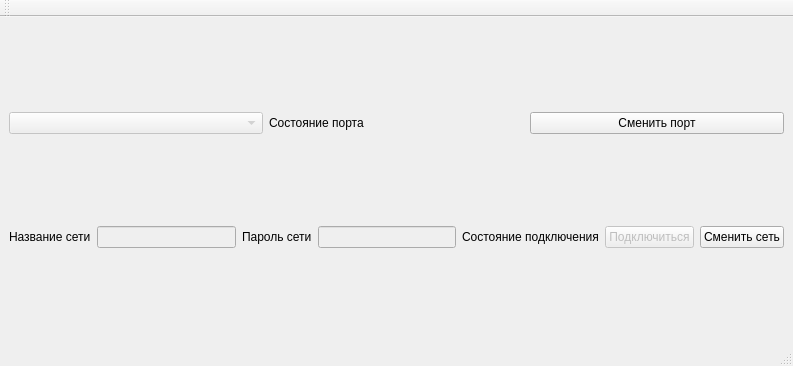
First picture: the form in Desktop/Desktop/mainwindow.ui, repository Lichuhah/ShantiTirttula, before the edit.
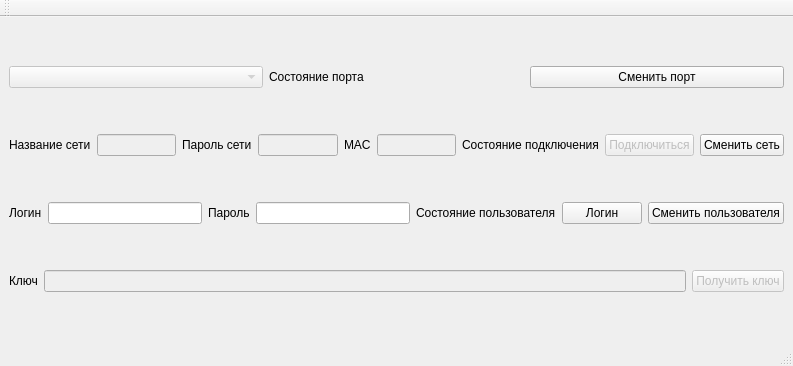
Second picture: the form after the edit.

```diff
--- a/Desktop/Desktop/mainwindow.ui
+++ b/Desktop/Desktop/mainwindow.ui
@@ -70,6 +70,20 @@
         </property>
        </widget>
       </item>
+      <item>
+       <widget class="QLabel" name="LblMac">
+        <property name="text">
+         <string>MAC</string>
+        </property>
+       </widget>
+      </item>
+      <item>
+       <widget class="QLineEdit" name="TxtMac">
+        <property name="enabled">
+         <bool>false</bool>
+        </property>
+       </widget>
+      </item>
       <item>
        <widget class="QLabel" name="LblWifiStatus">
         <property name="text">
@@ -97,10 +111,81 @@
      </layout>
     </item>
     <item>
-     <layout class="QHBoxLayout" name="horizontalLayout_3"/>
+     <layout class="QHBoxLayout" name="horizontalLayout_3">
+      <item>
+       <widget class="QLabel" name="LblUserLogin">
+        <property name="text">
+         <string>Логин</string>
+        </property>
+       </widget>
+      </item>
+      <item>
+       <widget class="QLineEdit" name="TxtUserLogin"/>
+      </item>
+      <item>
+       <widget class="QLabel" name="LblUserPassword">
+        <property name="text">
+         <string>Пароль</string>
+        </property>
+       </widget>
+      </item>
+      <item>
+       <widget class="QLineEdit" name="TxtUserPassword">
+        <property name="echoMode">
+         <enum>QLineEdit::Password</enum>
+        </property>
+       </widget>
+      </item>
+      <item>
+       <widget class="QLabel" name="lblUserStatus">
+        <property name="text">
+         <string>Состояние пользователя</string>
+        </property>
+       </widget>
+      </item>
+      <item>
+       <widget class="QPushButton" name="BtnLogin">
+        <property name="text">
+         <string>Логин</string>
+        </property>
+       </widget>
+      </item>
+      <item>
+       <widget class="QPushButton" name="BtnChangeUser">
+        <property name="text">
+         <string>Сменить пользователя</string>
+        </property>
+       </widget>
+      </item>
+     </layout>
     </item>
     <item>
-     <layout class="QHBoxLayout" name="horizontalLayout_4"/>
+     <layout class="QHBoxLayout" name="horizontalLayout_4">
+      <item>
+       <widget class="QLabel" name="LblMcKey">
+        <property name="text">
+         <string>Ключ</string>
+        </property>
+       </widget>
+      </item>
+      <item>
+       <widget class="QLineEdit" name="TxtMcKey">
+        <property name="enabled">
+         <bool>false</bool>
+        </property>
+       </widget>
+      </item>
+      <item>
+       <widget class="QPushButton" name="BtnGetMcKey">
+        <property name="enabled">
+         <bool>false</bool>
+        </property>
+        <property name="text">
+         <string>Получить ключ</string>
+        </property>
+       </widget>
+      </item>
+     </layout>
     </item>
     <item>
      <layout class="QHBoxLayout" name="horizontalLayout_5"/>
```
